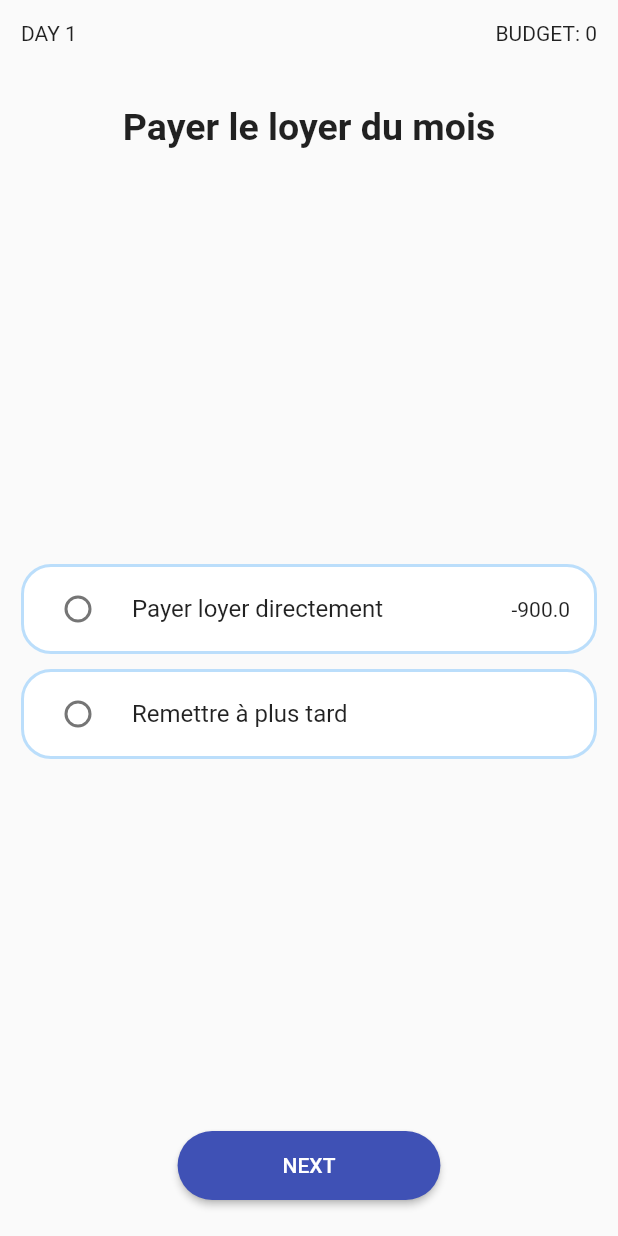
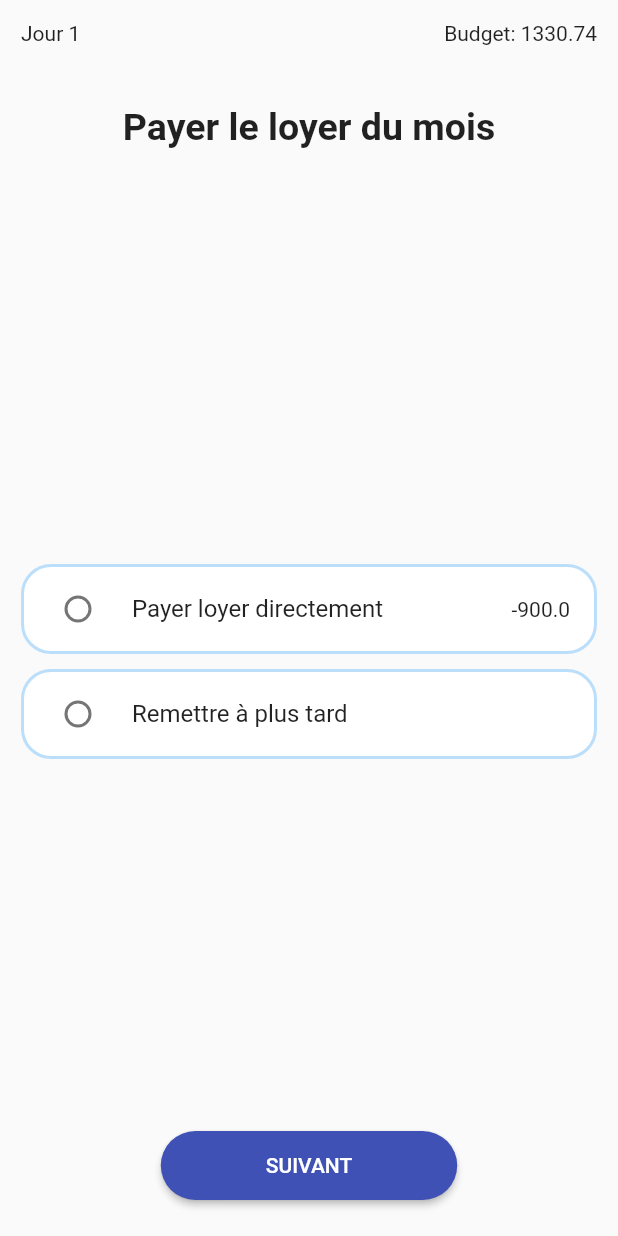
Before and after one commit to priceofreality/flutter-app, a Flutter app: the screen it shows after launch, on a phone screen of 412 x 824 dp. Run offline on Flutter 3.47's test engine with Material 2 defaults, Android fonts, the phone set to English and light mode, and no system bars; our stand-ins replace bloc, equatable, flutter_bloc; generated files the repository leaves out were written again.

Commit message:
Added financial situation

```diff
--- a/lib/l10n/app_fr.arb
+++ b/lib/l10n/app_fr.arb
@@ -7,8 +7,16 @@
   "@somethingWentWrong": {
     "description": "Something went wrong"
   },
-  "toCounter": "Aller a la page counter",
-  "@toCounter": {
-    "description": "Navigate to counter page"
+  "day": "Jour",
+  "@day": {
+    "description": "Current day"
+  },
+  "next": "Suivant",
+  "@next": {
+    "description": "Suivant"
+  },
+  "budget": "Budget",
+  "@budget": {
+    "description": "Budget of user"
   }
 }
--- /dev/null
+++ b/lib/logic/cubit/financial_situation_cubit.dart
@@ -0,0 +1,13 @@
+import 'package:bloc/bloc.dart';
+import 'package:equatable/equatable.dart';
+import 'package:projet4/data/models/financial_situation.dart';
+import 'package:projet4/data/repositories/game.dart';
+
+part 'financial_situation_state.dart';
+
+class FinancialSituationCubit extends Cubit<FinancialSituationState> {
+  static final GameRepository gameRepository = GameRepository();
+
+  FinancialSituationCubit()
+      : super(FinancialSituationState(gameRepository.financialSituations[0]));
+}
--- /dev/null
+++ b/lib/logic/cubit/financial_situation_state.dart
@@ -0,0 +1,10 @@
+part of 'financial_situation_cubit.dart';
+
+class FinancialSituationState extends Equatable {
+  final FinancialSituation financialSituation;
+
+  const FinancialSituationState(this.financialSituation);
+
+  @override
+  List<Object> get props => [financialSituation];
+}
--- a/lib/presentation/pages/daily_situation.dart
+++ b/lib/presentation/pages/daily_situation.dart
@@ -3,6 +3,8 @@ import 'package:flutter_bloc/flutter_bloc.dart';
 import 'package:projet4/data/models/choice.dart';
 import 'package:projet4/logic/cubit/daily_situation_cubit.dart';
 import 'package:projet4/logic/cubit/choice_cubit.dart';
+import 'package:projet4/logic/cubit/financial_situation_cubit.dart';
+import 'package:flutter_gen/gen_l10n/app_localizations.dart';
 
 class DailySituationPage extends StatelessWidget {
   // ignore: close_sinks
@@ -19,6 +21,9 @@ class DailySituationPage extends StatelessWidget {
             ),
             BlocProvider(
               create: (_) => choiceCubit,
+            ),
+            BlocProvider(
+              create: (_) => FinancialSituationCubit(),
             ),
           ],
           child: Container(
@@ -49,7 +54,10 @@ class Event extends StatelessWidget {
         children: [
           Row(
             mainAxisAlignment: MainAxisAlignment.spaceBetween,
-            children: [Text('DAY ${state.current.day}'), Text('BUDGET: 0')],
+            children: [
+              Text(AppLocalizations.of(context)!.day + ' ${state.current.day}'),
+              Budget()
+            ],
           ),
           Container(
             margin: EdgeInsets.symmetric(vertical: 20.0),
@@ -61,6 +69,17 @@ class Event extends StatelessWidget {
           ),
         ],
       );
+    });
+  }
+}
+
+class Budget extends StatelessWidget {
+  @override
+  Widget build(BuildContext context) {
+    return BlocBuilder<FinancialSituationCubit, FinancialSituationState>(
+        builder: (context, state) {
+      return Text(AppLocalizations.of(context)!.budget +
+          ': ${state.financialSituation.budget}');
     });
   }
 }
@@ -119,7 +138,7 @@ class NextButton extends StatelessWidget {
         onPressed: () =>
             context.read<DailySituationCubit>().emitNextDailySituations(),
         child: Text(
-          'NEXT'.toUpperCase(),
+          AppLocalizations.of(context)!.next.toUpperCase(),
           style: TextStyle(color: Colors.white),
         ),
       ),
```
Also changed, not shown: lib/presentation/widgets/extensions/padding.dart (added, +25 -0 lines).
